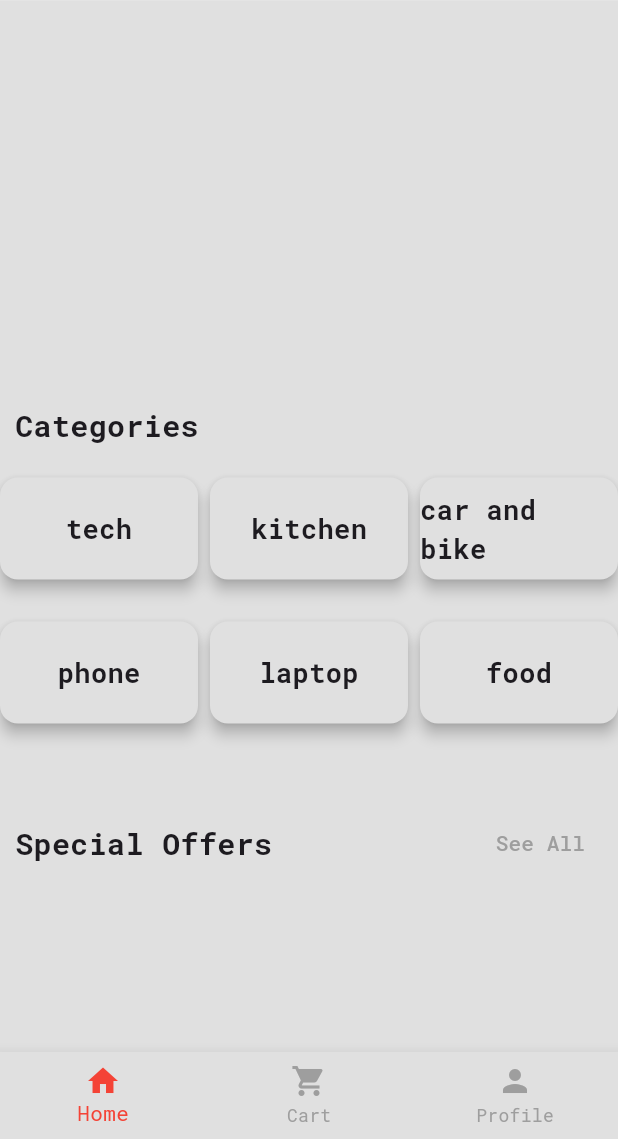
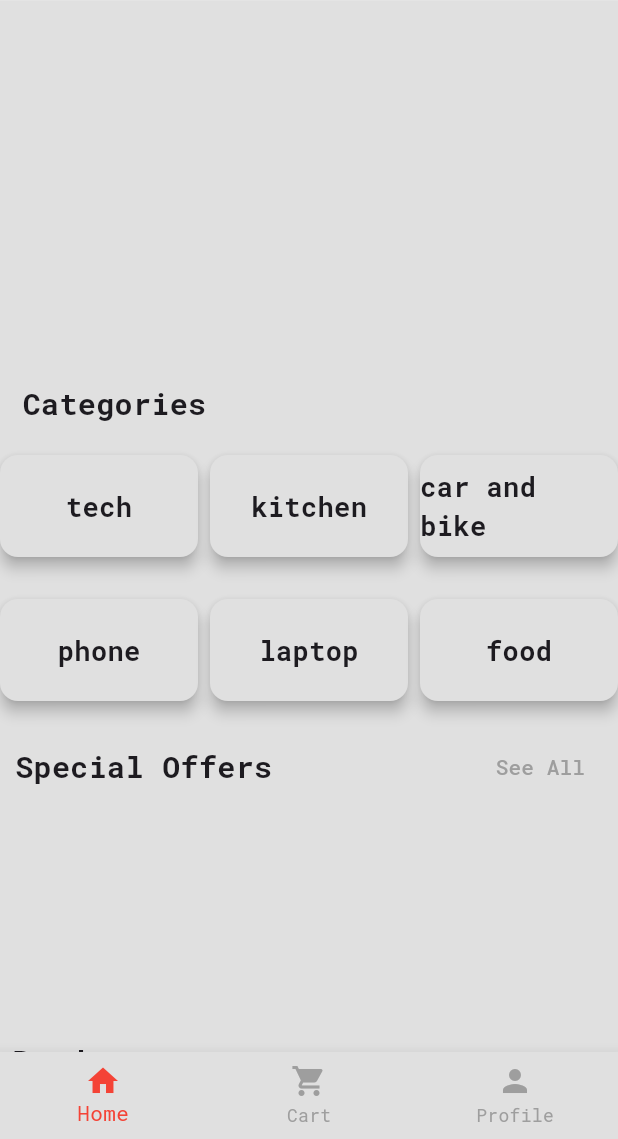
Before and after one commit to AmirHoseinRastegar/E_commerce, a Flutter app: the MainWrapper screen opened by its route, on a phone screen of 412 x 824 dp, the part 97-1236 px from its top. Run offline on Flutter 3.47's test engine with Material 3 defaults, Android fonts, the phone set to English and light mode, and no system bars; drawn by our look-alikes of carousel_slider; our stand-ins replace bloc, cached_network_image, cloud_firestore, equatable, firebase_auth, firebase_core and 8 more; accounts and stored records are empty.

Commit message:
18th commit 3th esfand 1403

```diff
--- a/lib/data/repository/product_repositoryimpl.dart
+++ b/lib/data/repository/product_repositoryimpl.dart
@@ -1,5 +1,4 @@
 import 'package:firebase_e_commerce/data/data_source/product_datasource.dart';
-import 'package:firebase_e_commerce/data/model/carousel_model.dart';
 import 'package:fpdart/fpdart.dart';
 
 import '../../core/failure.dart';
--- a/lib/presentation/screens/cart/cart_screen.dart
+++ b/lib/presentation/screens/cart/cart_screen.dart
@@ -5,7 +5,6 @@ import 'package:flutter_bloc/flutter_bloc.dart';
 
 import '../../blocs/cart/cart_bloc.dart';
 import '../../widgets/cart_items.dart';
-import '../home/prdocut_details_screen.dart';
 
 class CartScreen extends StatefulWidget {
   static const screenRout = '/';
--- a/lib/presentation/screens/home/home_screen.dart
+++ b/lib/presentation/screens/home/home_screen.dart
@@ -95,25 +95,28 @@ class _HomeScreenState extends State<HomeScreen> {
                   delegate: SliverChildListDelegate([
                     const SizedBox(height: 10),
                     CarouselSliderWidget(carousel: state.carouselModel),
-                    const SizedBox(height: 10),
-                    const Padding(
-                      padding: EdgeInsets.all(10),
+                     Padding(
+                      padding: const EdgeInsets.symmetric(horizontal: 15),
                       child: Row(
                         mainAxisAlignment: MainAxisAlignment.spaceBetween,
                         children: [
-                          Text(
+                          Container(
+                            margin: const EdgeInsets.only(
+                              top: 10,
+                            ),
+                            child: const Text(
                               'Categories',
                               style: TextStyle(
                                 fontWeight: FontWeight.bold,
                                 fontSize: 20,
                               ),
                             ),
+                          ),
                         ],
                       ),
                     ),
-                    SizedBox(
-                      height: 220,
-                      child: GridView.builder(
+                    GridView.builder(
+                      padding: const EdgeInsets.only(top: 10),
                       shrinkWrap: true,
                       physics: const NeverScrollableScrollPhysics(),
                       gridDelegate:
@@ -128,7 +131,6 @@ class _HomeScreenState extends State<HomeScreen> {
                         final category = categories[index];
                         return CategoryItems(category: category);
                       },
-                      ),
                     ),
                     Padding(
                       padding: const EdgeInsets.all(10),
--- a/lib/presentation/screens/profile/profile_screen_navigator.dart
+++ b/lib/presentation/screens/profile/profile_screen_navigator.dart
@@ -1,3 +1,4 @@
+import 'package:firebase_e_commerce/presentation/screens/profile/test.dart';
 import 'package:flutter/material.dart';
 
 class ProfileScreenNavigator extends StatefulWidget {
@@ -15,14 +16,15 @@ class _ProfileScreenNavigatorState extends State<ProfileScreenNavigator> {
   @override
   Widget build(BuildContext context) {
     return Navigator(
+        initialRoute: '/',
         key: profileKey,
         onGenerateRoute: (settings) {
           return MaterialPageRoute(
             settings: settings,
             builder: (context) {
               switch (settings.name) {
-                case ProfileScreenNavigator.screenRout:
-                  return const ProfileScreenNavigator();
+                case ProductUploader.screenRout:
+                  return ProductUploader();
               }
               return Container();
             },
--- a/lib/presentation/widgets/carousel_slider_widget.dart
+++ b/lib/presentation/widgets/carousel_slider_widget.dart
@@ -21,7 +21,7 @@ class _CarouselSliderWidgetState extends State<CarouselSliderWidget> {
   @override
   Widget build(BuildContext context) {
     return Padding(
-      padding: const EdgeInsets.only(bottom: 20),
+      padding: const EdgeInsets.only(bottom: 15),
       child: Column(
         children: [
           CarouselSlider.builder(
--- a/lib/presentation/widgets/cart_items.dart
+++ b/lib/presentation/widgets/cart_items.dart
@@ -104,7 +104,9 @@ class CartItem extends StatelessWidget {
                     ),
                     Text(
                       cartItem.discount != 0
-                          ? '${(cartItem.price - cartItem.discount) * cartItem.quantity}'
+                          ? (cartItem.price - cartItem.discount)
+                                  .toStringAsFixed(2) *
+                              cartItem.quantity
                           : '',
                     ),
                   ],
--- a/lib/presentation/widgets/products_list.dart
+++ b/lib/presentation/widgets/products_list.dart
@@ -15,9 +15,7 @@ class ProductsList extends StatefulWidget {
 class _ProductsListState extends State<ProductsList> {
   @override
   Widget build(BuildContext context) {
-    return Row(
-      children: [
-        SizedBox(
+    return SizedBox(
       height: 130,
       child: ListView.builder(
         physics: const BouncingScrollPhysics(),
@@ -27,12 +25,11 @@ class _ProductsListState extends State<ProductsList> {
         itemBuilder: (context, index) {
           final product = widget.productModel[index];
           return ProductCard(product: product);
-
-              }),
+        },
       ),
-      ],
     );
   }
+
 }
 
 class ProductCard extends StatelessWidget {
```
Also changed, not shown: lib/data/model/product_model.dart (+11 -11 lines), lib/presentation/screens/profile/test.dart (added, +95 -0 lines). Lines whose indentation alone changed are shown as unchanged.
